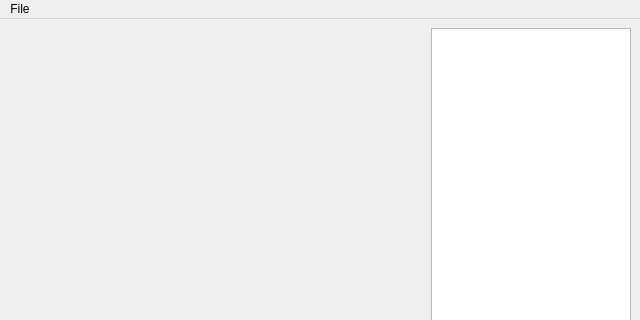
The window that mainWindow/mainWindow.ui (LisGein/Thesis) describes before a commit, drawn with Qt 5; both pictures show x 0 to 640 and y 0 to 320 of the 640 by 480 pixel window.
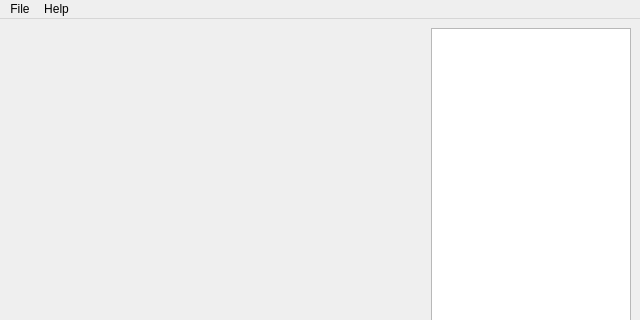
The same window after the commit. Custom widgets are drawn as their Qt base class.

The edit to the form file:
```diff
--- a/mainWindow/mainWindow.ui
+++ b/mainWindow/mainWindow.ui
@@ -43,10 +43,17 @@
     <property name="title">
      <string>File</string>
     </property>
-    <addaction name="actionOpen"/>
-    <addaction name="actionAbout"/>
+    <addaction name="openAction"/>
+    <addaction name="saveAction"/>
+   </widget>
+   <widget class="QMenu" name="menuHelp">
+    <property name="title">
+     <string>Help</string>
+    </property>
+    <addaction name="aboutAction"/>
    </widget>
    <addaction name="menuFile"/>
+   <addaction name="menuHelp"/>
   </widget>
   <action name="actionOpen">
    <property name="text">
```
Left out of the diff: 12 changed lines with no effect on the pictures.
